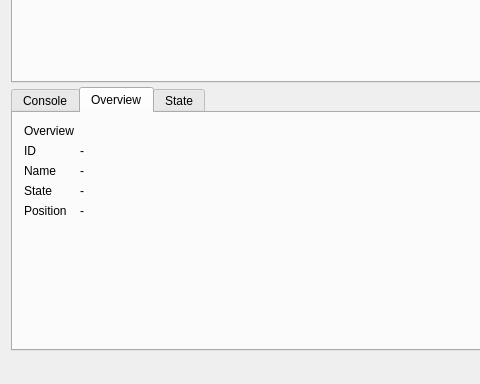
yorkrobotlab/ardebug, file mainwindow.ui: the form before one commit; both pictures show x 0 to 480 and y 529 to 913 of the 1058 by 913 pixel window.
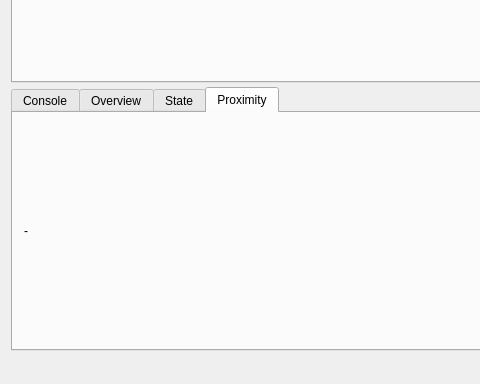
The form after the commit.

Commit message: Added proximity sensor data to data model. Each robot can store readings for up to 10 sensors. #1

```diff
--- a/mainwindow.ui
+++ b/mainwindow.ui
@@ -263,7 +263,7 @@
         </sizepolicy>
        </property>
        <property name="currentIndex">
-        <number>1</number>
+        <number>3</number>
        </property>
        <widget class="QWidget" name="consoleTab">
         <attribute name="title">
@@ -402,6 +402,20 @@
          </item>
         </layout>
        </widget>
+       <widget class="QWidget" name="proximityTab">
+        <attribute name="title">
+         <string>Proximity</string>
+        </attribute>
+        <layout class="QVBoxLayout" name="verticalLayout_6">
+         <item>
+          <widget class="QLabel" name="proximityText">
+           <property name="text">
+            <string>-</string>
+           </property>
+          </widget>
+         </item>
+        </layout>
+       </widget>
       </widget>
      </widget>
     </item>
```
The commit also changes 6 other files.
